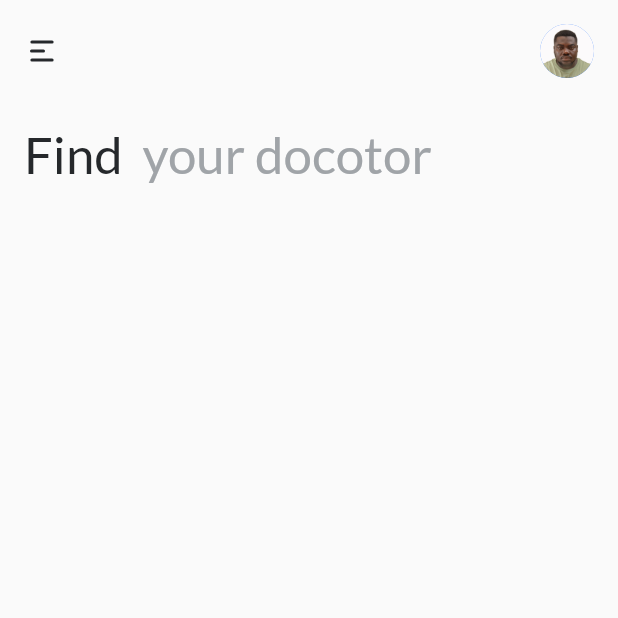
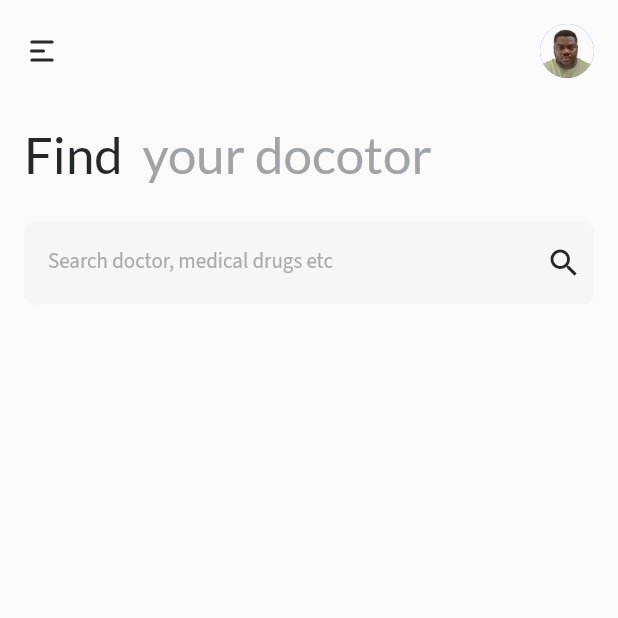
Before and after one commit to richarddanquah/doctor_app, a Flutter app: the screen it shows after launch, on a phone screen of 412 x 824 dp, the top half of it. Run offline on Flutter 3.47's test engine with Material 2 defaults, Android fonts, the phone set to English and light mode, and no system bars; our stand-ins replace flutter_svg_provider, google_fonts.

Commit message:
top header

```diff
--- a/lib/screens/home_screen.dart
+++ b/lib/screens/home_screen.dart
@@ -16,7 +16,9 @@ class HomeScreen extends StatelessWidget {
               crossAxisAlignment: CrossAxisAlignment.start,
               children: [
                 const HomeScreenNavbar(),
-                const SizedBox(height: 30,),
+                const SizedBox(
+                  height: 30,
+                ),
                 RichText(
                     text: TextSpan(
                         style: Theme.of(context).textTheme.headline1,
@@ -28,7 +30,40 @@ class HomeScreen extends StatelessWidget {
                               .textTheme
                               .headline1!
                               .copyWith(color: kGreyColor900))
-                    ]))
+                    ])),
+                const SizedBox(
+                  height: 24,
+                ),
+                Container(
+                  height: 56,
+                  padding: const EdgeInsets.only(
+                      right: 8, left: 16, bottom: 5, top: 6),
+                  decoration: BoxDecoration(
+                    borderRadius: BorderRadius.circular(8),
+                    color: kGreyColor500,
+                  ),
+                  child: TextField(
+                    style: Theme.of(context)
+                        .textTheme
+                        .headline5!
+                        .copyWith(color: kBlackColor900),
+                    cursorHeight: 24,
+                    decoration: InputDecoration(
+                        suffixIcon: const Icon(
+                          Icons.search,
+                          color: kBlackColor900,
+                        ),
+                        suffixIconConstraints: const BoxConstraints(
+                          maxHeight: 24,
+                        ),
+                        hintText: 'Search doctor, medical drugs etc',
+                        hintStyle: Theme.of(context).textTheme!.headline5,
+                        contentPadding: const EdgeInsets.only(
+                          bottom: 5,
+                        ),
+                        border: InputBorder.none),
+                  ),
+                )
               ],
             ),
           ),
```
